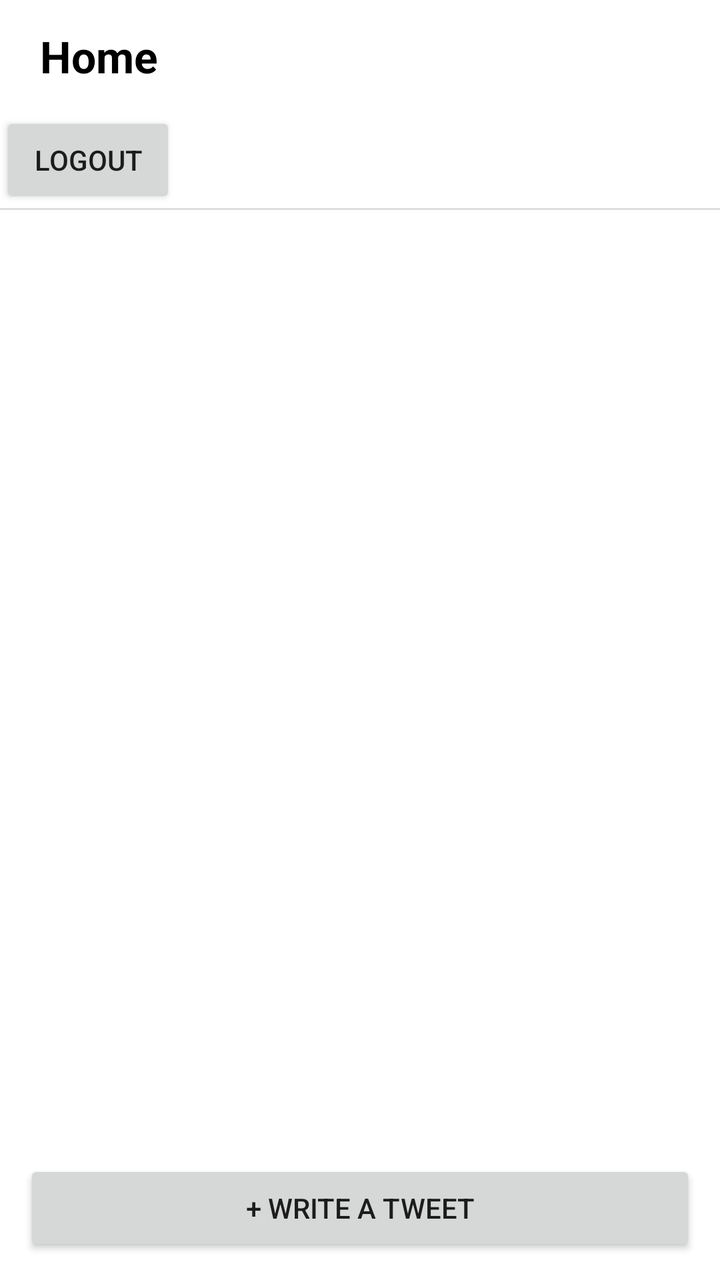
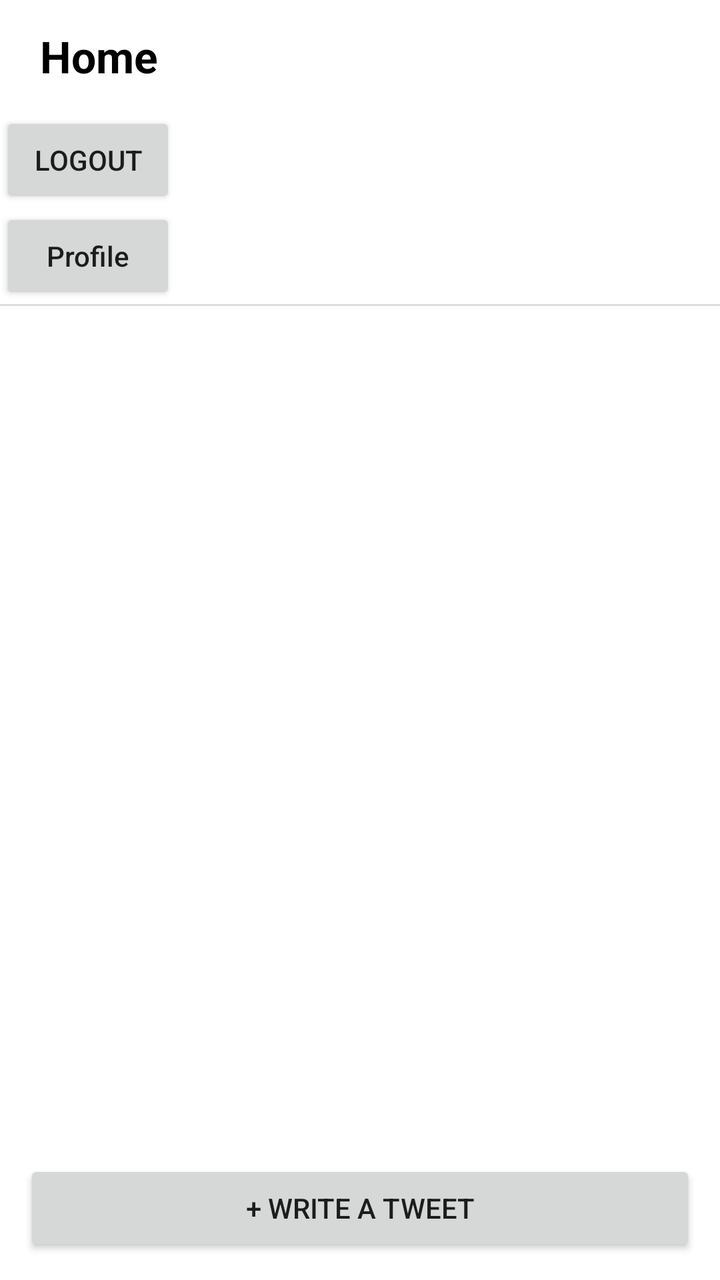

The first picture is an Android layout as it rendered before a commit; the second is the same layout after the commit. The layout source and the unified diff follow.
<!-- AndroidManifest.xml: application theme Theme.TwitterStarter -->
<!-- res/layout/fragment_timeline.xml -->
<?xml version="1.0" encoding="utf-8"?>
<LinearLayout xmlns:android="http://schemas.android.com/apk/res/android"
    android:layout_width="match_parent"
    android:layout_height="match_parent"
    android:orientation="vertical"
    android:background="@android:color/white">

    <TextView
        android:layout_width="match_parent"
        android:layout_height="56dp"
        android:gravity="center_vertical"
        android:paddingStart="20dp"
        android:paddingEnd="16dp"
        android:text="@string/timeline_title"
        android:textColor="@android:color/black"
        android:textSize="22sp"
        android:textStyle="bold" />
    <Button
        android:id="@+id/buttonLogout"
        android:layout_width="wrap_content"
        android:layout_height="wrap_content"
        android:text="Logout" />

    <View
        android:layout_width="match_parent"
        android:layout_height="1dp"
        android:background="#DDDDDD" />

    <androidx.recyclerview.widget.RecyclerView
        android:id="@+id/timeline_recycler_view"
        android:layout_width="match_parent"
        android:layout_height="0dp"
        android:layout_weight="1" />

    <Button
        android:id="@+id/compose_button"
        android:layout_width="match_parent"
        android:layout_height="wrap_content"
        android:layout_margin="12dp"
        android:text="@string/compose_button" />
</LinearLayout>
<!-- resources referenced by this layout -->
<resources>
  <string name="compose_button">+ Write a tweet</string>
  <string name="timeline_title">Home</string>
  <style name="Theme.TwitterStarter" parent="Theme.AppCompat.Light.NoActionBar">
          <item name="colorAccent">#1D9BF0</item>
          <item name="colorPrimary">#1D9BF0</item>
          <item name="android:statusBarColor">#FFFFFF</item>
          <item name="android:windowLightStatusBar">true</item>
      </style>
</resources>

<!-- the commit's change to res/layout/fragment_timeline.xml (unified diff, before → after) -->
@@ -20,6 +20,12 @@
         android:layout_width="wrap_content"
         android:layout_height="wrap_content"
         android:text="Logout" />
+    <Button
+        android:id="@+id/buttonProfile"
+        android:layout_width="wrap_content"
+        android:layout_height="wrap_content"
+        android:text="Profile"
+        android:textAllCaps="false" />
 
     <View
         android:layout_width="match_parent"
